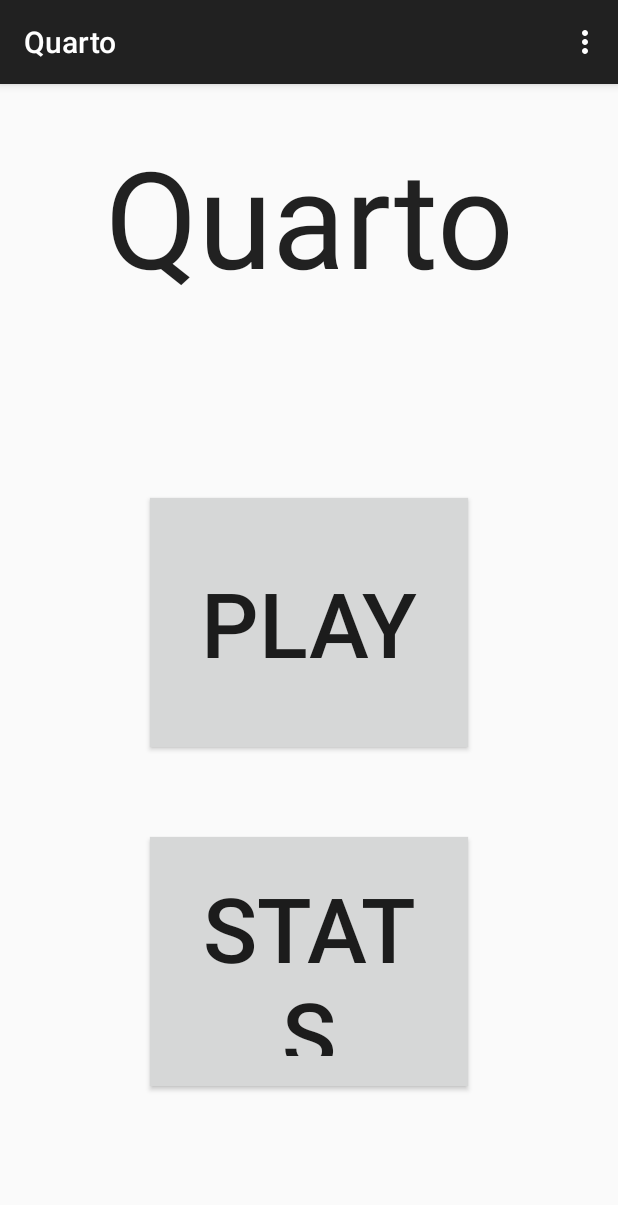
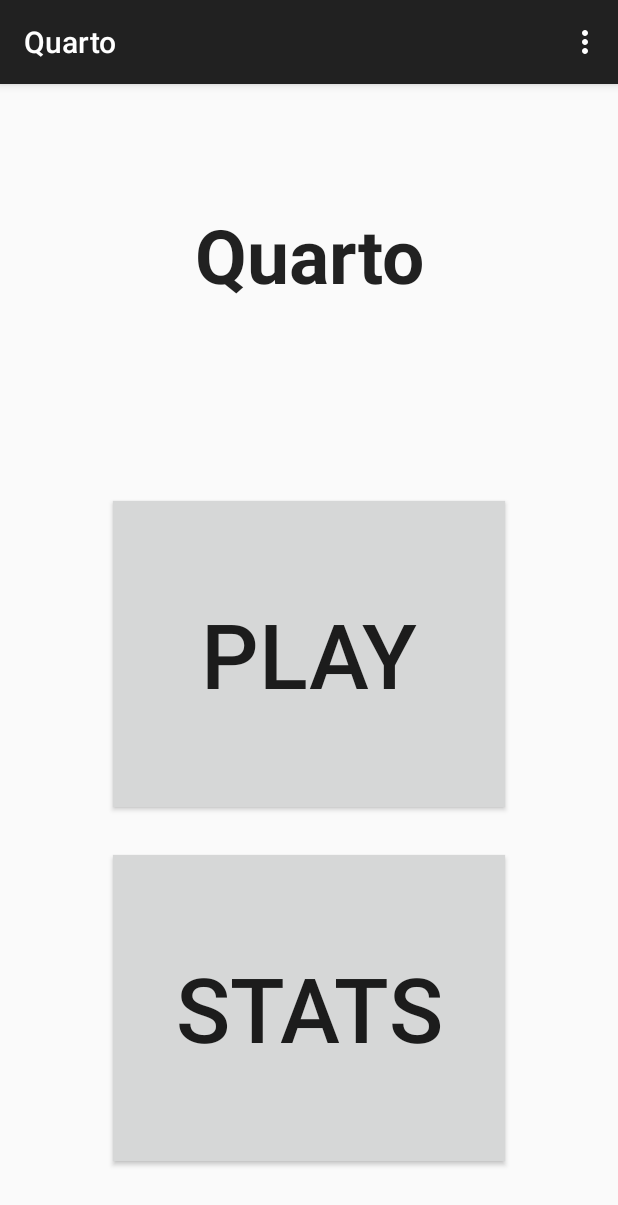
Before and after one commit to jeco42/Quarto, an Android app: the screen it shows after launch (MainActivity), on a phone screen of 412 x 824 dp. Shown: the top 1205 px of the screen. Run offline under Robolectric (Android 15) with nearby library versions, the phone set to English and light mode, and no system bars.

Commit message:
Last minute tweaks to layout (for my phone)

```diff
--- a/app/src/main/res/layout/activity_main.xml
+++ b/app/src/main/res/layout/activity_main.xml
@@ -5,56 +5,60 @@
     android:layout_height="fill_parent"
     android:layout_alignParentTop="true"
     android:layout_alignParentLeft="true"
-    android:layout_alignParentStart="true"
-    android:weightSum="12">
+    android:layout_alignParentStart="true">
 
     <TextView
         android:layout_width="match_parent"
-        android:layout_height="0dp"
+        android:layout_height="wrap_content"
         android:textAppearance="?android:attr/textAppearanceLarge"
         android:text="@string/app_name"
         android:id="@+id/title_textview"
         android:layout_margin="5dp"
-        android:padding="20dp"
-        android:layout_weight="4"
+        android:layout_weight="2"
         android:layout_gravity="center"
         android:gravity="center"
-        android:textSize="90dp"/>
+        android:textSize="50dp"
+        android:textStyle="bold" />
 
+    <LinearLayout
+        android:layout_width="match_parent"
+        android:layout_height="wrap_content"
+        android:orientation="vertical"
+        android:layout_weight="3">
 
         <Button
             android:layout_width="match_parent"
-        android:layout_height="0dp"
+            android:layout_height="wrap_content"
             android:text="@string/play"
             android:id="@+id/play_button"
-        android:layout_gravity="center"
-        android:layout_weight="4"
+            android:layout_gravity="center_vertical"
             android:background="@color/button_material_light"
             android:textColor="@color/primary_text_default_material_light"
-        android:layout_marginLeft="100dp"
             android:onClick="launchGame"
             android:textSize="60dp"
             android:padding="5dp"
-        android:layout_marginRight="100dp"
-        android:layout_marginTop="100dp"
-        android:layout_marginBottom="30dp"/>
+            android:layout_weight="1"
+            android:layout_marginLeft="75dp"
+            android:layout_marginTop="50dp"
+            android:layout_marginRight="75dp"
+            android:layout_marginBottom="16dp" />
 
         <Button
             android:layout_width="match_parent"
-        android:layout_height="0dp"
+            android:layout_height="wrap_content"
             android:text="@string/stats"
             android:id="@+id/stats_button"
             android:layout_gravity="center_vertical"
-        android:layout_weight="4"
+            android:layout_weight="1"
             android:background="@color/button_material_light"
             android:textColor="@color/primary_text_default_material_light"
-        android:layout_marginLeft="100dp"
-        android:layout_marginRight="100dp"
-        android:layout_marginBottom="100dp"
             android:textSize="60dp"
-        android:padding="20dp"
-        android:layout_marginTop="30dp"/>
-
-
+            android:padding="5dp"
+            android:layout_marginLeft="75dp"
+            android:layout_marginTop="16dp"
+            android:layout_marginRight="75dp"
+            android:layout_marginBottom="50dp" />
 
     </LinearLayout>
+
+</LinearLayout>
```
Lines whose indentation alone changed are shown as unchanged.
